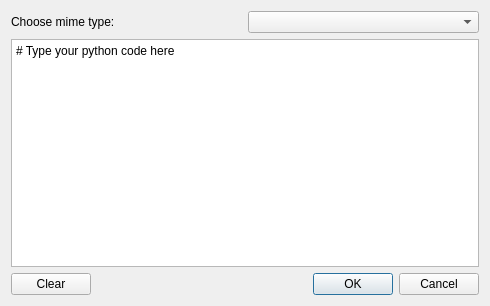
Before: the Qt Designer form Ui_HelloServer.ui in elpaso/qgis-helloserver, drawn with Qt 5.
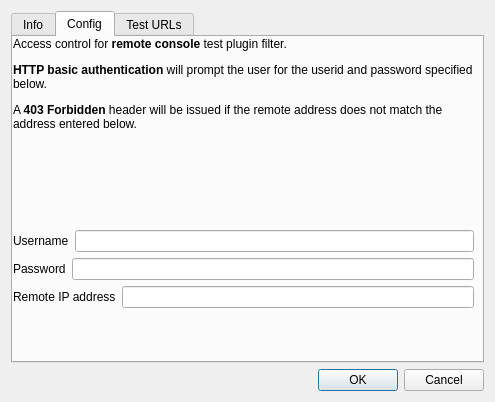
After: the same form once the commit is applied.

Commit message: Filters implementation

The edit to the form file:
```diff
--- a/Ui_HelloServer.ui
+++ b/Ui_HelloServer.ui
@@ -6,8 +6,8 @@
    <rect>
     <x>0</x>
     <y>0</y>
-    <width>490</width>
-    <height>306</height>
+    <width>495</width>
+    <height>402</height>
    </rect>
   </property>
   <property name="windowTitle">
@@ -15,48 +15,187 @@
   </property>
   <layout class="QVBoxLayout" name="verticalLayout">
    <item>
-    <layout class="QHBoxLayout" name="horizontalLayout">
-     <item>
-      <widget class="QLabel" name="addressLabel">
-       <property name="text">
-        <string>Choose mime type:</string>
-       </property>
-      </widget>
-     </item>
-     <item>
-      <widget class="QComboBox" name="mimeComboBox"/>
-     </item>
-    </layout>
-   </item>
-   <item>
-    <widget class="QPlainTextEdit" name="code">
-     <property name="plainText">
-      <string># Type your python code here</string>
+    <widget class="QTabWidget" name="Config">
+     <property name="currentIndex">
+      <number>1</number>
      </property>
+     <widget class="QWidget" name="tab">
+      <attribute name="title">
+       <string>Info</string>
+      </attribute>
+      <widget class="QLabel" name="label_4">
+       <property name="geometry">
+        <rect>
+         <x>0</x>
+         <y>-1</y>
+         <width>461</width>
+         <height>311</height>
+        </rect>
+       </property>
+       <property name="text">
+        <string>&lt;html&gt;&lt;head/&gt;&lt;body&gt;&lt;p&gt;This is a test example plugin for QGIS server.&lt;/p&gt;&lt;p&gt;The plugin implements a few &lt;span style=&quot; font-weight:600;&quot;&gt;QgsServerFilter&lt;/span&gt; that provide examples for common use cases:&lt;/p&gt;
+&lt;ul&gt;
+&lt;li&gt;RemoteConsoleFilter: (see config) an HTML remote python console, also implements HTTP BASIC Authentication&lt;/li&gt;
+&lt;li&gt;ParamsFilter: do nothing but logging the result of QUERY STRING manipulation tests&lt;/li&gt;
+&lt;li&gt;HelloFilter: say HelloServer! and write some lines in the logs&lt;/li&gt;
+&lt;li&gt;WaterMarkFilter: adds a watermark image on top of all WMS GetImage requests.&lt;/li&gt;
+&lt;li&gt;ExceptionFilter: raise and exception, catched in main loop.&lt;/li&gt;
+&lt;/ul&gt;
+&lt;p&gt;For further informations, please see &lt;a target=&quot;_blank&quot;  href=&quot;http://www.itopen.it/qgis/&quot;&gt;QGIS server plugins&lt;/a&gt;
+&lt;/body&gt;&lt;/html&gt;</string>
+       </property>
+       <property name="wordWrap">
+        <bool>true</bool>
+       </property>
+       <property name="margin">
+        <number>10</number>
+       </property>
+       <property name="openExternalLinks">
+        <bool>true</bool>
+       </property>
+      </widget>
+     </widget>
+     <widget class="QWidget" name="config">
+      <attribute name="title">
+       <string>Config</string>
+      </attribute>
+      <widget class="QWidget" name="verticalLayoutWidget">
+       <property name="geometry">
+        <rect>
+         <x>0</x>
+         <y>0</y>
+         <width>461</width>
+         <height>271</height>
+        </rect>
+       </property>
+       <layout class="QVBoxLayout" name="verticalLayout_3">
+        <item>
+         <widget class="QLabel" name="label_3">
+          <property name="text">
+           <string>&lt;html&gt;&lt;head/&gt;&lt;body&gt;&lt;p&gt;Access control for &lt;span style=&quot; font-weight:600;&quot;&gt;remote console&lt;/span&gt; test plugin filter.&lt;/p&gt;&lt;p&gt;&lt;span style=&quot; font-weight:600;&quot;&gt;HTTP basic authentication&lt;/span&gt; will prompt the user for the userid and password specified below.&lt;/p&gt;&lt;p&gt;A &lt;span style=&quot; font-weight:600;&quot;&gt;403 Forbidden&lt;/span&gt; header will be issued if the remote address does not match the address entered below.&lt;/p&gt;&lt;/body&gt;&lt;/html&gt;</string>
+          </property>
+          <property name="wordWrap">
+           <bool>true</bool>
+          </property>
+          <property name="margin">
+           <number>5</number>
+          </property>
+         </widget>
+        </item>
+        <item>
+         <spacer name="verticalSpacer">
+          <property name="orientation">
+           <enum>Qt::Vertical</enum>
+          </property>
+          <property name="sizeHint" stdset="0">
+           <size>
+            <width>20</width>
+            <height>40</height>
+           </size>
+          </property>
+         </spacer>
+        </item>
+        <item>
+         <layout class="QHBoxLayout" name="horizontalLayout">
+          <item>
+           <widget class="QLabel" name="addressLabel">
+            <property name="text">
+             <string>Username</string>
+            </property>
+           </widget>
+          </item>
+          <item>
+           <widget class="QLineEdit" name="userid"/>
+          </item>
+         </layout>
+        </item>
+        <item>
+         <layout class="QHBoxLayout" name="horizontalLayout_3">
+          <item>
+           <widget class="QLabel" name="label">
+            <property name="text">
+             <string>Password</string>
+            </property>
+           </widget>
+          </item>
+          <item>
+           <widget class="QLineEdit" name="password"/>
+          </item>
+         </layout>
+        </item>
+        <item>
+         <layout class="QHBoxLayout" name="horizontalLayout_4">
+          <item>
+           <widget class="QLabel" name="label_2">
+            <property name="text">
+             <string>Remote IP address</string>
+            </property>
+           </widget>
+          </item>
+          <item>
+           <widget class="QLineEdit" name="remote_addr"/>
+          </item>
+         </layout>
+        </item>
+       </layout>
+      </widget>
+     </widget>
+     <widget class="QWidget" name="tab_2">
+      <attribute name="title">
+       <string>Test URLs</string>
+      </attribute>
+      <widget class="QWidget" name="verticalLayoutWidget_2">
+       <property name="geometry">
+        <rect>
+         <x>0</x>
+         <y>0</y>
+         <width>471</width>
+         <height>271</height>
+        </rect>
+       </property>
+       <layout class="QVBoxLayout" name="verticalLayout_4">
+        <item>
+         <widget class="QLabel" name="label_5">
+          <property name="text">
+           <string>&lt;html&gt;&lt;head/&gt;&lt;body&gt;&lt;p&gt;Some of the example filters provided by this plugins can be tested opening the following URLs, if you are not on &lt;span style=&quot; font-weight:600;&quot;&gt;localhost&lt;/span&gt; or have different deployment address, please change the URLs accordingly.&lt;/p&gt;&lt;p&gt;
+&lt;ul&gt;
+&lt;li&gt;RemoteConsoleFilter: &lt;a href=&quot;http://localhost/cgi-bin/qgis_mapserv.fcgi?SERVICE=remoteconsole&quot;&gt;http://localhost/cgi-bin/qgis_mapserv.fcgi?SERVICE=remoteconsole&lt;/a&lt;/li&gt;
+&lt;li&gt;HelloFilter&lt;a href=&quot;http://localhost/cgi-bin/qgis_mapserv.fcgi?SERVICE=HELLO&quot;&gt;http://localhost/cgi-bin/qgis_mapserv.fcgi?SERVICE=HELLO&lt;/a&lt;/li&gt;
+&lt;li&gt;ExceptionFilter&lt;a href=&quot;http://localhost/cgi-bin/qgis_mapserv.fcgi?SERVICE=EXCEPTION&quot;&gt;http://localhost/cgi-bin/qgis_mapserv.fcgi?SERVICE=HELLO&lt;/a&lt;/li&gt;
+&lt;/ul&gt;
+&lt;/p&gt;&lt;/body&gt;&lt;/html&gt;</string>
+          </property>
+          <property name="wordWrap">
+           <bool>true</bool>
+          </property>
+          <property name="margin">
+           <number>10</number>
+          </property>
+          <property name="openExternalLinks">
+           <bool>true</bool>
+          </property>
+         </widget>
+        </item>
+        <item>
+         <spacer name="verticalSpacer_2">
+          <property name="orientation">
+           <enum>Qt::Vertical</enum>
+          </property>
+          <property name="sizeHint" stdset="0">
+           <size>
+            <width>20</width>
+            <height>40</height>
+           </size>
+          </property>
+         </spacer>
+        </item>
+       </layout>
+      </widget>
+     </widget>
     </widget>
    </item>
    <item>
     <layout class="QHBoxLayout" name="horizontalLayout_2">
-     <item>
-      <widget class="QPushButton" name="clearButton">
-       <property name="text">
-        <string>Clear</string>
-       </property>
-      </widget>
-     </item>
-     <item>
-      <spacer name="horizontalSpacer">
-       <property name="orientation">
-        <enum>Qt::Horizontal</enum>
-       </property>
-       <property name="sizeHint" stdset="0">
-        <size>
-         <width>40</width>
-         <height>20</height>
-        </size>
-       </property>
-      </spacer>
-     </item>
      <item>
       <widget class="QDialogButtonBox" name="buttonBox">
        <property name="orientation">
```
The commit also changes 13 other files.
